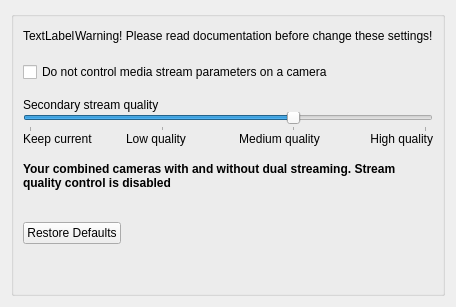
The window that client/src/ui/widgets/properties/advanced_settings_widget.ui (networkoptix/nx_open) describes before a commit, drawn with Qt 5.
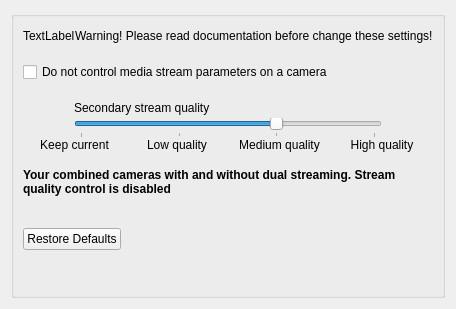
The same window after the commit.

```diff
--- a/client/src/ui/widgets/properties/advanced_settings_widget.ui
+++ b/client/src/ui/widgets/properties/advanced_settings_widget.ui
@@ -6,20 +6,20 @@
    <rect>
     <x>0</x>
     <y>0</y>
-    <width>453</width>
-    <height>307</height>
+    <width>423</width>
+    <height>309</height>
    </rect>
   </property>
   <property name="windowTitle">
    <string>Form</string>
   </property>
-  <layout class="QVBoxLayout" name="verticalLayout">
+  <layout class="QVBoxLayout" name="verticalLayout_2">
    <item>
     <widget class="QGroupBox" name="groupBox">
      <property name="title">
       <string/>
      </property>
-     <layout class="QVBoxLayout" name="verticalLayout_2">
+     <layout class="QVBoxLayout" name="verticalLayout">
       <property name="spacing">
        <number>0</number>
       </property>
@@ -94,12 +94,47 @@
        </spacer>
       </item>
       <item>
+       <layout class="QHBoxLayout" name="horizontalLayout_3" stretch="1,7">
+        <item>
+         <spacer name="horizontalSpacer_4">
+          <property name="orientation">
+           <enum>Qt::Horizontal</enum>
+          </property>
+          <property name="sizeHint" stdset="0">
+           <size>
+            <width>40</width>
+            <height>20</height>
+           </size>
+          </property>
+         </spacer>
+        </item>
+        <item>
        <widget class="QLabel" name="labelQuality">
         <property name="text">
          <string>Secondary stream quality</string>
         </property>
        </widget>
       </item>
+       </layout>
+      </item>
+      <item>
+       <layout class="QHBoxLayout" name="horizontalLayout_2" stretch="1,6,1">
+        <property name="spacing">
+         <number>0</number>
+        </property>
+        <item>
+         <spacer name="horizontalSpacer_2">
+          <property name="orientation">
+           <enum>Qt::Horizontal</enum>
+          </property>
+          <property name="sizeHint" stdset="0">
+           <size>
+            <width>40</width>
+            <height>20</height>
+           </size>
+          </property>
+         </spacer>
+        </item>
       <item>
        <widget class="QSlider" name="qualitySlider">
         <property name="maximum">
@@ -120,21 +155,46 @@
        </widget>
       </item>
       <item>
-       <layout class="QGridLayout" name="gridLayout_2">
-        <property name="verticalSpacing">
+         <spacer name="horizontalSpacer_3">
+          <property name="orientation">
+           <enum>Qt::Horizontal</enum>
+          </property>
+          <property name="sizeHint" stdset="0">
+           <size>
+            <width>40</width>
+            <height>20</height>
+           </size>
+          </property>
+         </spacer>
+        </item>
+       </layout>
+      </item>
+      <item>
+       <layout class="QHBoxLayout" name="horizontalLayout">
+        <property name="spacing">
          <number>0</number>
         </property>
-        <item row="0" column="1">
+        <item>
+         <widget class="QLabel" name="keepQualityLabel">
+          <property name="text">
+           <string>Keep current</string>
+          </property>
+          <property name="alignment">
+           <set>Qt::AlignCenter</set>
+          </property>
+         </widget>
+        </item>
+        <item>
          <widget class="QLabel" name="labelLowQuality">
           <property name="text">
            <string>Low quality</string>
           </property>
           <property name="alignment">
-           <set>Qt::AlignLeading|Qt::AlignLeft|Qt::AlignVCenter</set>
+           <set>Qt::AlignCenter</set>
           </property>
          </widget>
         </item>
-        <item row="0" column="2">
+        <item>
          <widget class="QLabel" name="labelMedQuality">
           <property name="text">
            <string>Medium quality</string>
@@ -144,20 +204,13 @@
           </property>
          </widget>
         </item>
-        <item row="0" column="3">
+        <item>
          <widget class="QLabel" name="labelHiQuality">
           <property name="text">
            <string>High quality</string>
           </property>
           <property name="alignment">
-           <set>Qt::AlignRight|Qt::AlignTrailing|Qt::AlignVCenter</set>
-          </property>
-         </widget>
-        </item>
-        <item row="0" column="0">
-         <widget class="QLabel" name="keepQualityLabel">
-          <property name="text">
-           <string>Keep current</string>
+           <set>Qt::AlignCenter</set>
           </property>
          </widget>
         </item>
```
Lines whose indentation alone changed are shown as unchanged.
